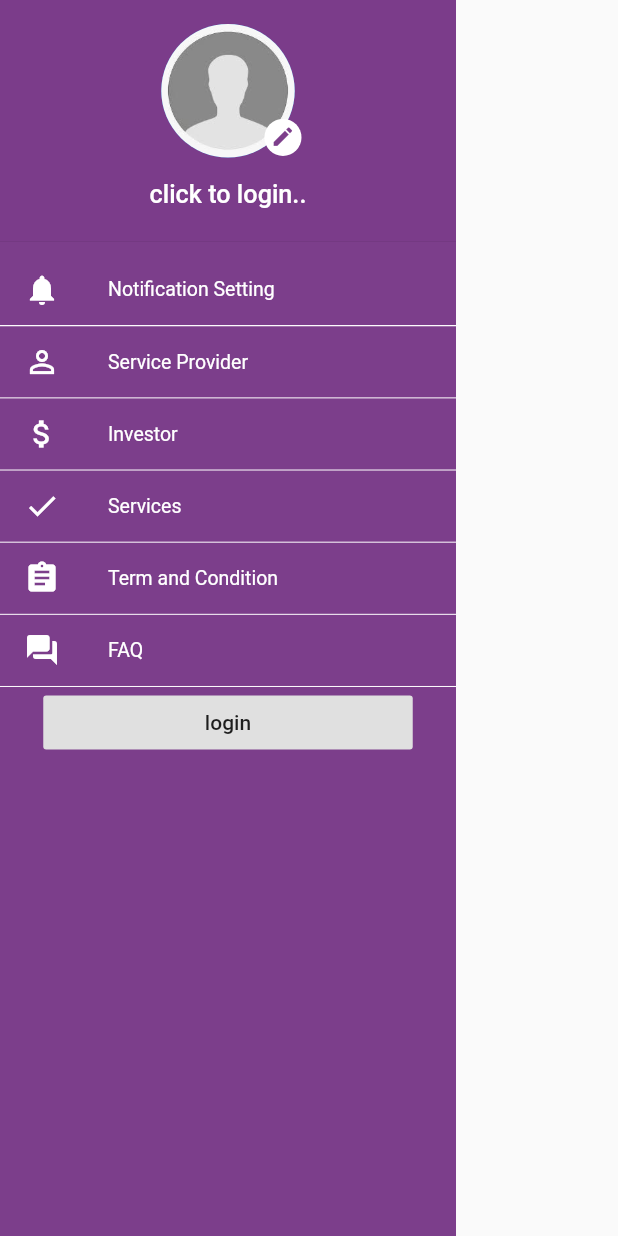
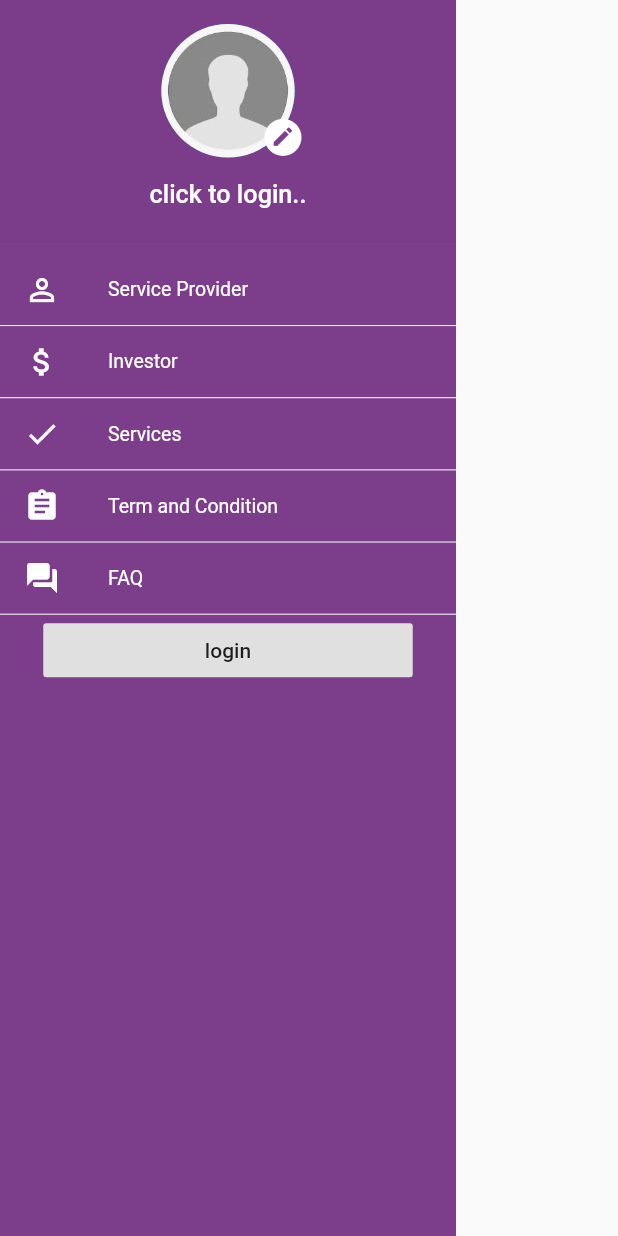
Before and after one commit to rahmanrezaee/onion, a Flutter app: the MyDrawer widget shown alone on an empty page, opened directly, on a phone screen of 412 x 824 dp. Run offline on Flutter 3.47's test engine with Material 2 defaults, Android fonts, the phone set to English and light mode, and no system bars; our stand-ins replace auto_size_text, carousel_slider, dio, file_picker, firebase_auth, firebase_core and 11 more; missing offline and left inert: flutter_facebook_auth, google_place, syncfusion_flutter_maps; accounts and stored records are empty; network calls fail; project files that could hold a hidden picture were left out.

Commit message:
aliazad pull master

```diff
--- a/lib/main.dart
+++ b/lib/main.dart
@@ -84,7 +84,8 @@ class MyApp extends StatelessWidget {
                 TargetPlatform.android: CupertinoPageTransitionsBuilder(),
               }),
             ),
-            home: CustomDrawerPage(),
+            // home: CustomDrawerPage(),
+            home: PostIdea(),
             // routes: {
             //   Login.routeName: (context) => auth.token != null
             //       ? CustomDrawerPage()
--- a/lib/widgets/AnalysisWidget/Drawer.dart
+++ b/lib/widgets/AnalysisWidget/Drawer.dart
@@ -215,14 +215,8 @@ class _MyDrawerState extends State<MyDrawer> {
                       routeName: Settings.routeName,
                     )
                   : SizedBox(),
-              myListTile(
-                context: context,
-                name: "Notification Setting",
-                justPush: true,
-                icon: Icons.notifications,
-              ),
 
-              Divider(color: Colors.white, height: 0.1),
+              // Divider(color: Colors.white, height: 0.1),
               // _isAuth == true
               //     ? myListTile(
               //         context: context,
--- a/pubspec.yaml
+++ b/pubspec.yaml
@@ -54,6 +54,7 @@ dependencies:
   intl: ^0.16.1
   curved_navigation_bar: ^0.3.4
   animated_bottom_navigation_bar: ^0.1.2+2
+  search_place_autocomplete:
   # The following adds the Cupertino Icons font to your application.
   # Use with the CupertinoIcons class for iOS style icons.
   cupertino_icons: ^0.1.3
```
Also changed, not shown: lib/validation/signup_validation.dart (+20 -4 lines).
